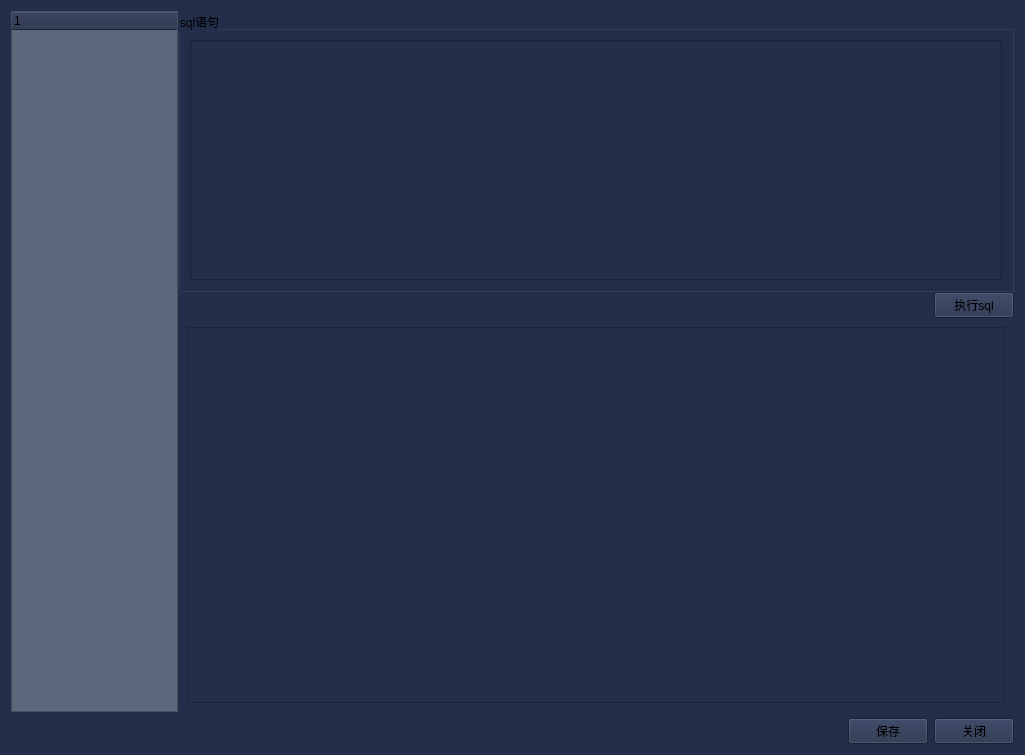
First picture: the form in MDS_DevelopWork/src/UserPlugins/DatabaseTableQueryPlugin/DatabaseTableQueryDialog.ui, repository fucked777/znsd, before the edit.
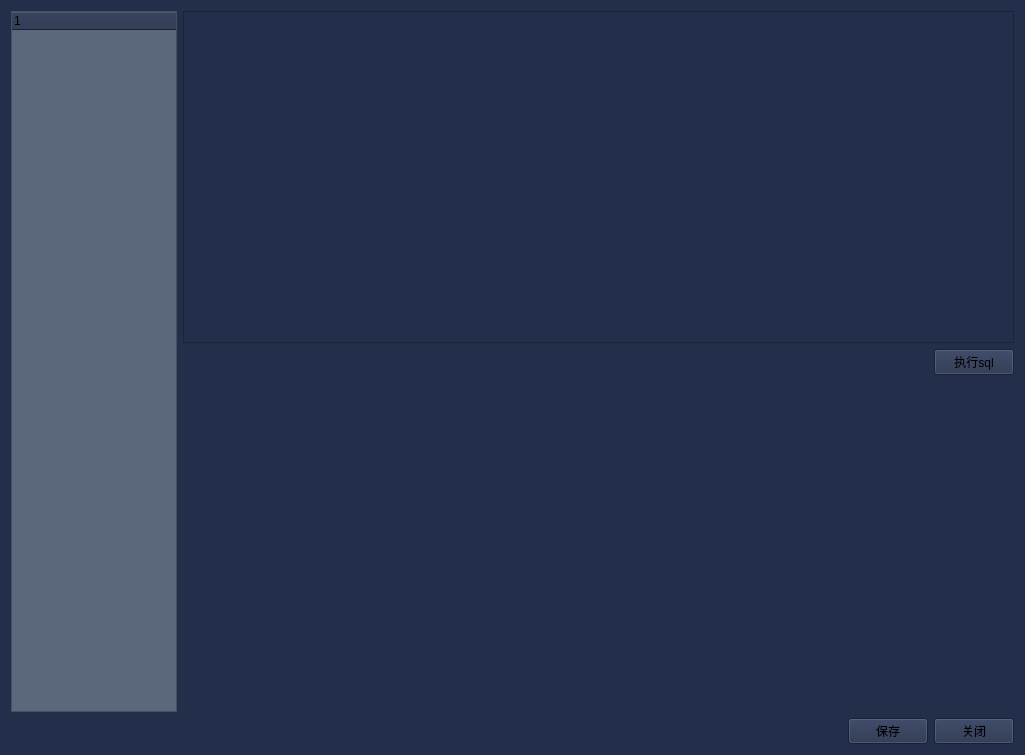
Second picture: the form after the edit.

Patch:
```diff
--- a/MDS_DevelopWork/src/UserPlugins/DatabaseTableQueryPlugin/DatabaseTableQueryDialog.ui
+++ b/MDS_DevelopWork/src/UserPlugins/DatabaseTableQueryPlugin/DatabaseTableQueryDialog.ui
@@ -19,9 +19,6 @@
   <layout class="QVBoxLayout" name="verticalLayout_2">
    <item>
     <layout class="QHBoxLayout" name="horizontalLayout_2" stretch="1,5">
-     <property name="spacing">
-      <number>0</number>
-     </property>
      <item>
       <widget class="QTreeWidget" name="treeWidget">
        <property name="sizePolicy">
@@ -50,30 +47,15 @@
       </widget>
      </item>
      <item>
-      <layout class="QVBoxLayout" name="verticalLayout" stretch="5,0,7">
-       <property name="spacing">
-        <number>0</number>
-       </property>
+      <layout class="QVBoxLayout" name="verticalLayout" stretch="5,0,5">
        <item>
-        <widget class="QGroupBox" name="groupBox">
-         <property name="title">
-          <string>sql语句</string>
+        <widget class="QTextEdit" name="textEdit">
+         <property name="sizePolicy">
+          <sizepolicy hsizetype="Preferred" vsizetype="Preferred">
+           <horstretch>0</horstretch>
+           <verstretch>0</verstretch>
+          </sizepolicy>
          </property>
-         <layout class="QGridLayout" name="gridLayout_2">
-          <item row="0" column="0">
-           <widget class="QLineEdit" name="lineEdit">
-            <property name="sizePolicy">
-             <sizepolicy hsizetype="Expanding" vsizetype="Preferred">
-              <horstretch>0</horstretch>
-              <verstretch>0</verstretch>
-             </sizepolicy>
-            </property>
-            <property name="alignment">
-             <set>Qt::AlignLeading|Qt::AlignLeft|Qt::AlignTop</set>
-            </property>
-           </widget>
-          </item>
-         </layout>
         </widget>
        </item>
        <item>
@@ -102,11 +84,13 @@
        </item>
        <item>
         <widget class="QWidget" name="widget" native="true">
-         <layout class="QGridLayout" name="gridLayout">
-          <item row="0" column="0">
-           <widget class="QTableView" name="tableView"/>
-          </item>
-         </layout>
+         <property name="sizePolicy">
+          <sizepolicy hsizetype="Preferred" vsizetype="Minimum">
+           <horstretch>0</horstretch>
+           <verstretch>0</verstretch>
+          </sizepolicy>
+         </property>
+         <layout class="QGridLayout" name="gridLayout"/>
         </widget>
        </item>
       </layout>
```
